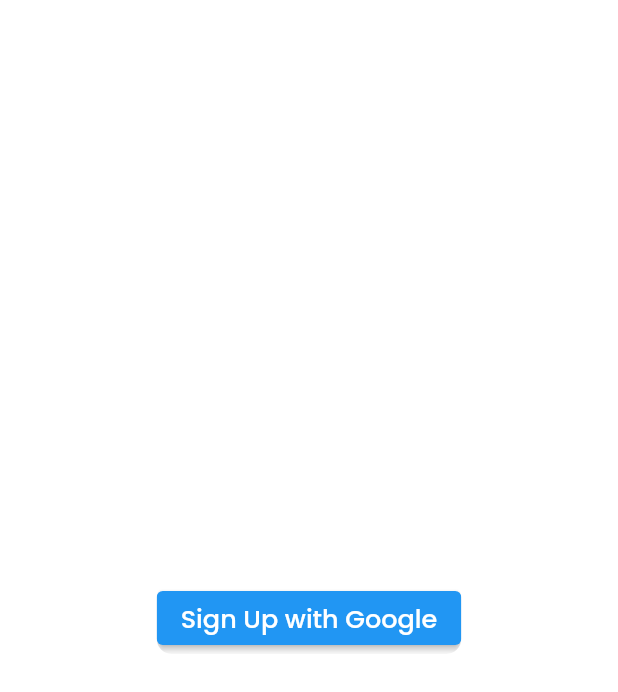
After one commit to VelmaKimani/very-good-foodapp, a Flutter app: the GoogleSignInScreen screen opened by its route, on a phone screen of 412 x 824 dp. The commit adds this screen. Shown: the top 692 px of the screen. Run offline on Flutter 3.47's test engine with Material 2 defaults, Android fonts, the phone set to English and light mode, and no system bars; our stand-ins replace bloc, cloud_firestore, dio, firebase_auth, firebase_core, flutter_bloc and 5 more; accounts and stored records are empty; generated files the repository leaves out were written again; network calls fail.

Commit message:
Google sign in auth

```diff
--- a/lib/authentication/google sign in/google_sign_in_cubit.dart
+++ b/lib/authentication/google sign in/google_sign_in_cubit.dart
@@ -1,4 +1,5 @@
 import 'package:bloc/bloc.dart';
+import 'package:foodapp/models/_index.dart';
 import 'package:foodapp/services/_index.dart';
 import 'package:freezed_annotation/freezed_annotation.dart';
 import 'package:logger/logger.dart';
@@ -21,7 +22,7 @@
       final result = await _authService.signInWithGoogle();
 
       if (result != null) {
-        emit(GoogleSignInState.loaded());
+        emit(GoogleSignInState.loaded(result));
       }
     } catch (e) {
       emit(const GoogleSignInState.error('Google Sign in failed'));
--- /dev/null
+++ b/lib/authentication/google sign in/google_sign_in_screen.dart
@@ -0,0 +1,35 @@
+import 'package:flutter/material.dart';
+import 'package:flutter_bloc/flutter_bloc.dart';
+import 'package:foodapp/authentication/google%20sign%20in/google_sign_in_cubit.dart';
+import 'package:foodapp/utils/_index.dart';
+
+class GoogleSignInScreen extends StatefulWidget {
+  const GoogleSignInScreen({super.key});
+
+  @override
+  State<GoogleSignInScreen> createState() => _GoogleSignInScreenState();
+}
+
+class _GoogleSignInScreenState extends State<GoogleSignInScreen> {
+
+  @override
+  Widget build(BuildContext context) {
+    return Scaffold(
+      body: Center(
+        child: ClipRRect(
+          borderRadius: BorderRadius.circular(10.0),
+          child: ElevatedButton(
+            onPressed: () {
+              context.read<GoogleSignInCubit>().signInwithGoogle();
+              Navigator.of(context).pushNamed(FoodAppRouter.successRoute);
+            },
+            child: const Text(
+              'Sign Up with Google',
+              style: TextStyle(fontSize: 17),
+            ),
+          ),
+        ),
+      ),
+    );
+  }
+}
--- a/lib/authentication/google sign in/google_sign_in_state.dart
+++ b/lib/authentication/google sign in/google_sign_in_state.dart
@@ -4,6 +4,6 @@
 class GoogleSignInState with _$GoogleSignInState {
   const factory GoogleSignInState.initial() = _Initial;
   const factory GoogleSignInState.loading() = _Loading;
-  const factory GoogleSignInState.loaded() = _Loaded;
+  const factory GoogleSignInState.loaded(Users users) = _Loaded;
   const factory GoogleSignInState.error(String error) = _Error;
 }
--- a/lib/utils/foodapp_router.dart
+++ b/lib/utils/foodapp_router.dart
@@ -37,11 +37,8 @@
           GoogleSignInScreen(),
         );
       case loginRoute:
-        final recipe = args as Recipe?;
         return _route(
-          LoginScreen(
-            recipe: recipe!
-          ),
+          LoginScreen(),
         );
       case logoutRoute:
         return _route(
```
Also changed, not shown: lib/main_development.dart (line endings or trailing spaces).
